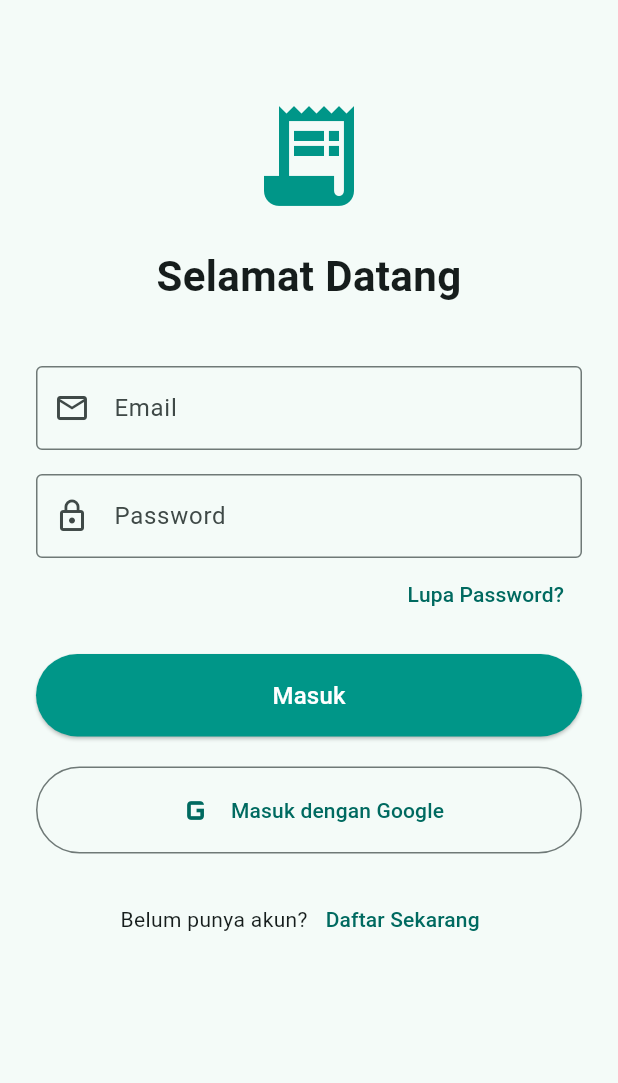
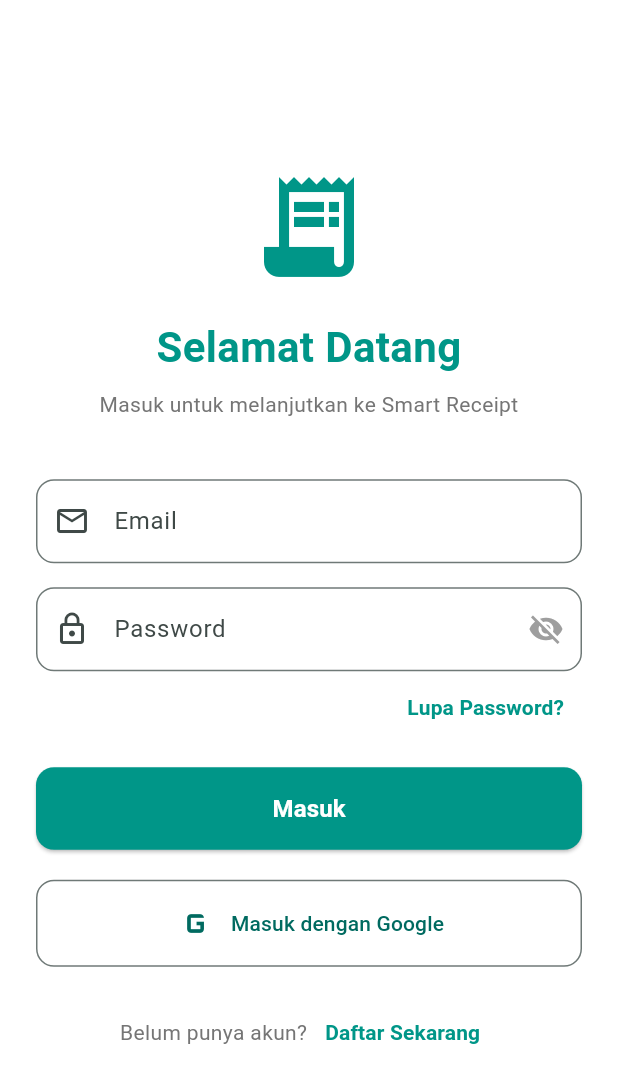
Before and after one commit to azizhadiid/Smart-Receipt-Tracker, a Flutter app: the screen it shows after launch, on a phone screen of 412 x 824 dp. Shown: the top 1083 px of the screen. Run offline on Flutter 3.47's test engine with Material 3 defaults, Android fonts, the phone set to English and light mode, and no system bars; our stand-ins replace flutter_dotenv, supabase_flutter; accounts and stored records are empty.

Commit message:
Sistem Login is Done

```diff
--- a/lib/pages/auth/login_page.dart
+++ b/lib/pages/auth/login_page.dart
@@ -1,48 +1,148 @@
 import 'package:flutter/material.dart';
+import 'package:supabase_flutter/supabase_flutter.dart';
 import '../../layouts/main_layout.dart';
+import '../../components/custom_alert.dart'; // Import Custom Alert
+import '../../components/custom_text_field.dart'; // Import Custom Text Field
 import 'register_page.dart';
 import 'forgot_password_page.dart';
 
-class LoginPage extends StatelessWidget {
+class LoginPage extends StatefulWidget {
   const LoginPage({super.key});
+
+  @override
+  State<LoginPage> createState() => _LoginPageState();
+}
+
+class _LoginPageState extends State<LoginPage> {
+  final _emailController = TextEditingController();
+  final _passwordController = TextEditingController();
+
+  bool _isLoading = false;
+  bool _obscurePassword = true;
+
+  // --- LOGIKA LOGIN & VALIDASI ---
+  Future<void> _signIn() async {
+    final email = _emailController.text.trim();
+    final password = _passwordController.text;
+
+    // 1. Validasi Kolom Kosong
+    if (email.isEmpty || password.isEmpty) {
+      showCustomAlert(
+        context: context,
+        title: 'Data Tidak Lengkap',
+        message: 'Masukkan email dan password Anda untuk masuk.',
+        isError: true,
+      );
+      return;
+    }
+
+    // 2. Validasi Format Email
+    final emailRegex = RegExp(r"^[a-zA-Z0-9.a-zA-Z0-9.!#$%&'*+-/=?^_`{|}~]+@[a-zA-Z0-9]+\.[a-zA-Z]+");
+    if (!emailRegex.hasMatch(email)) {
+      showCustomAlert(
+        context: context,
+        title: 'Format Email Salah',
+        message: 'Masukkan alamat email yang valid (contoh: budi@gmail.com).',
+        isError: true,
+      );
+      return;
+    }
+
+    setState(() => _isLoading = true);
+
+    try {
+      // Memanggil fungsi signInWithPassword dari Supabase
+      await Supabase.instance.client.auth.signInWithPassword(
+        email: email,
+        password: password,
+      );
+
+      // Jika berhasil, langsung arahkan ke Dashboard (MainLayout)
+      if (mounted) {
+        Navigator.pushReplacement(
+          context,
+          MaterialPageRoute(builder: (context) => const MainLayout()),
+        );
+      }
+    } on AuthException catch (e) {
+      // Menangani error dari Supabase (misal: password salah atau email tidak ada)
+      if (mounted) {
+        String errorMessage = 'Terjadi kesalahan saat login.';
+        if (e.message.toLowerCase().contains('invalid login credentials')) {
+          errorMessage = 'Email atau password yang Anda masukkan salah.';
+        }
+        showCustomAlert(
+          context: context,
+          title: 'Gagal Masuk',
+          message: errorMessage,
+          isError: true,
+        );
+      }
+    } catch (e) {
+      if (mounted) {
+        showCustomAlert(
+          context: context,
+          title: 'Terjadi Kesalahan',
+          message: 'Pastikan koneksi internet stabil dan coba lagi.',
+          isError: true,
+        );
+      }
+    } finally {
+      if (mounted) setState(() => _isLoading = false);
+    }
+  }
+
+  @override
+  void dispose() {
+    _emailController.dispose();
+    _passwordController.dispose();
+    super.dispose();
+  }
 
   @override
   Widget build(BuildContext context) {
     return Scaffold(
+      backgroundColor: Colors.white,
       body: SafeArea(
+        child: Center(
           child: SingleChildScrollView(
-          // Agar bisa di-scroll jika keyboard muncul
             padding: const EdgeInsets.all(24.0),
             child: Column(
               mainAxisAlignment: MainAxisAlignment.center,
-            crossAxisAlignment:
-                CrossAxisAlignment.stretch, // Elemen melebar penuh
+              crossAxisAlignment: CrossAxisAlignment.stretch,
               children: [
-              const SizedBox(height: 40),
                 const Icon(Icons.receipt_long, size: 80, color: Colors.teal),
                 const SizedBox(height: 20),
                 const Text(
                   'Selamat Datang',
                   textAlign: TextAlign.center,
-                style: TextStyle(fontSize: 28, fontWeight: FontWeight.bold),
+                  style: TextStyle(fontSize: 28, fontWeight: FontWeight.bold, color: Colors.teal),
+                ),
+                const SizedBox(height: 8),
+                Text(
+                  'Masuk untuk melanjutkan ke Smart Receipt',
+                  textAlign: TextAlign.center,
+                  style: TextStyle(fontSize: 14, color: Colors.grey.shade600),
                 ),
                 const SizedBox(height: 40),
 
-              // Form Input
-              TextFormField(
-                decoration: const InputDecoration(
+                // Menggunakan CustomTextField (Atomic Design)
+                CustomTextField(
+                  controller: _emailController,
                   labelText: 'Email',
-                  prefixIcon: Icon(Icons.email_outlined),
-                  border: OutlineInputBorder(),
-                ),
+                  prefixIcon: Icons.email_outlined,
+                  keyboardType: TextInputType.emailAddress,
                 ),
                 const SizedBox(height: 16),
-              TextFormField(
-                obscureText: true, // Menyembunyikan teks (password)
-                decoration: const InputDecoration(
+
+                CustomTextField(
+                  controller: _passwordController,
                   labelText: 'Password',
-                  prefixIcon: Icon(Icons.lock_outline),
-                  border: OutlineInputBorder(),
+                  prefixIcon: Icons.lock_outline,
+                  obscureText: _obscurePassword,
+                  suffixIcon: IconButton(
+                    icon: Icon(_obscurePassword ? Icons.visibility_off : Icons.visibility, color: Colors.grey),
+                    onPressed: () => setState(() => _obscurePassword = !_obscurePassword),
                   ),
                 ),
 
@@ -53,44 +153,39 @@
                     onPressed: () {
                       Navigator.push(
                         context,
-                      MaterialPageRoute(
-                        builder: (context) => const ForgotPasswordPage(),
-                      ),
+                        MaterialPageRoute(builder: (context) => const ForgotPasswordPage()),
                       );
                     },
-                  child: const Text('Lupa Password?'),
+                    style: TextButton.styleFrom(foregroundColor: Colors.teal),
+                    child: const Text('Lupa Password?', style: TextStyle(fontWeight: FontWeight.bold)),
                   ),
                 ),
                 const SizedBox(height: 16),
 
-              // Tombol Login
+                // Tombol Login dengan efek Loading
                 ElevatedButton(
-                onPressed: () {
-                  // Gunakan pushReplacement agar tidak bisa di-back ke login
-                  Navigator.pushReplacement(
-                    context,
-                    MaterialPageRoute(builder: (context) => const MainLayout()),
-                  );
-                },
+                  onPressed: _isLoading ? null : _signIn,
                   style: ElevatedButton.styleFrom(
                     padding: const EdgeInsets.symmetric(vertical: 16),
                     backgroundColor: Colors.teal,
                     foregroundColor: Colors.white,
+                    shape: RoundedRectangleBorder(borderRadius: BorderRadius.circular(12)),
+                    disabledBackgroundColor: Colors.teal.shade200,
                   ),
-                child: const Text('Masuk', style: TextStyle(fontSize: 16)),
+                  child: _isLoading
+                      ? const SizedBox(height: 20, width: 20, child: CircularProgressIndicator(color: Colors.white, strokeWidth: 2))
+                      : const Text('Masuk', style: TextStyle(fontSize: 16, fontWeight: FontWeight.bold)),
                 ),
                 const SizedBox(height: 20),
 
-              // Login with Google
+                // Login with Google (Placeholder)
                 OutlinedButton.icon(
-                onPressed: () {}, // Nanti diisi logika Google SignIn
-                icon: const Icon(
-                  Icons.g_mobiledata,
-                  size: 30,
-                ), // Placeholder icon Google
+                  onPressed: () {},
+                  icon: const Icon(Icons.g_mobiledata, size: 30),
                   label: const Text('Masuk dengan Google'),
                   style: OutlinedButton.styleFrom(
                     padding: const EdgeInsets.symmetric(vertical: 14),
+                    shape: RoundedRectangleBorder(borderRadius: BorderRadius.circular(12)),
                   ),
                 ),
                 const SizedBox(height: 20),
@@ -99,17 +194,15 @@
                 Row(
                   mainAxisAlignment: MainAxisAlignment.center,
                   children: [
-                  const Text('Belum punya akun?'),
+                    Text('Belum punya akun?', style: TextStyle(color: Colors.grey.shade600)),
                     TextButton(
                       onPressed: () {
                         Navigator.push(
                           context,
-                        MaterialPageRoute(
-                          builder: (context) => const RegisterPage(),
-                        ),
+                          MaterialPageRoute(builder: (context) => const RegisterPage()),
                         );
                       },
-                    child: const Text('Daftar Sekarang'),
+                      child: const Text('Daftar Sekarang', style: TextStyle(fontWeight: FontWeight.bold, color: Colors.teal)),
                     ),
                   ],
                 ),
@@ -117,6 +210,7 @@
             ),
           ),
         ),
+      ),
     );
   }
 }
```
Lines whose indentation alone changed are shown as unchanged.
